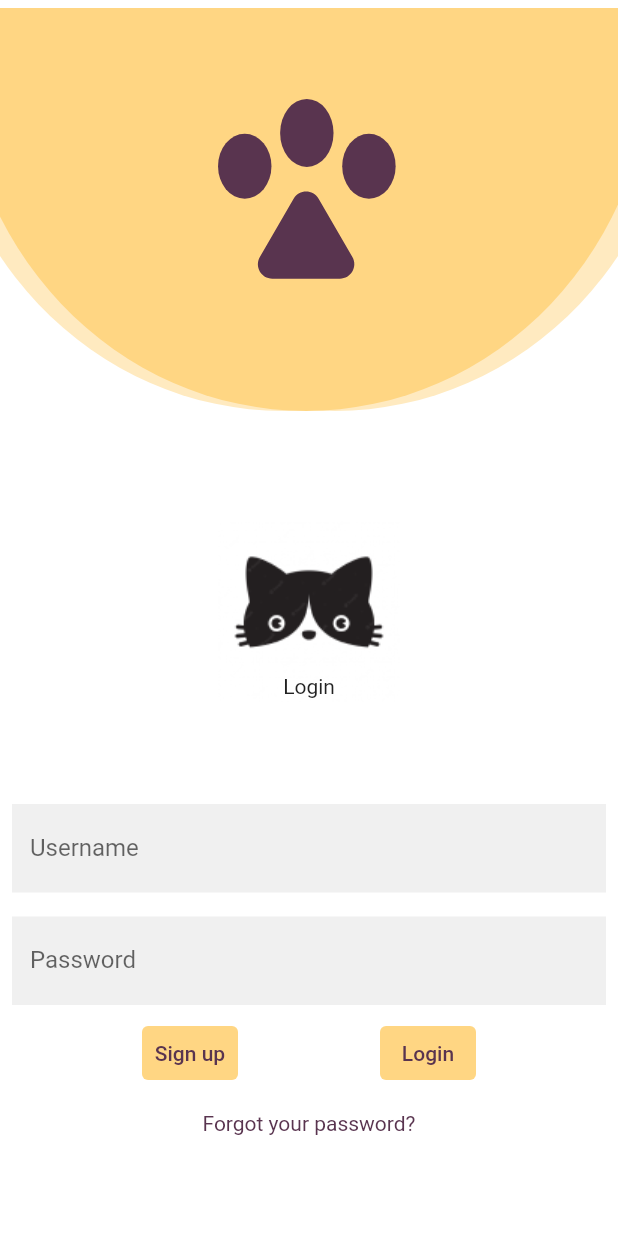
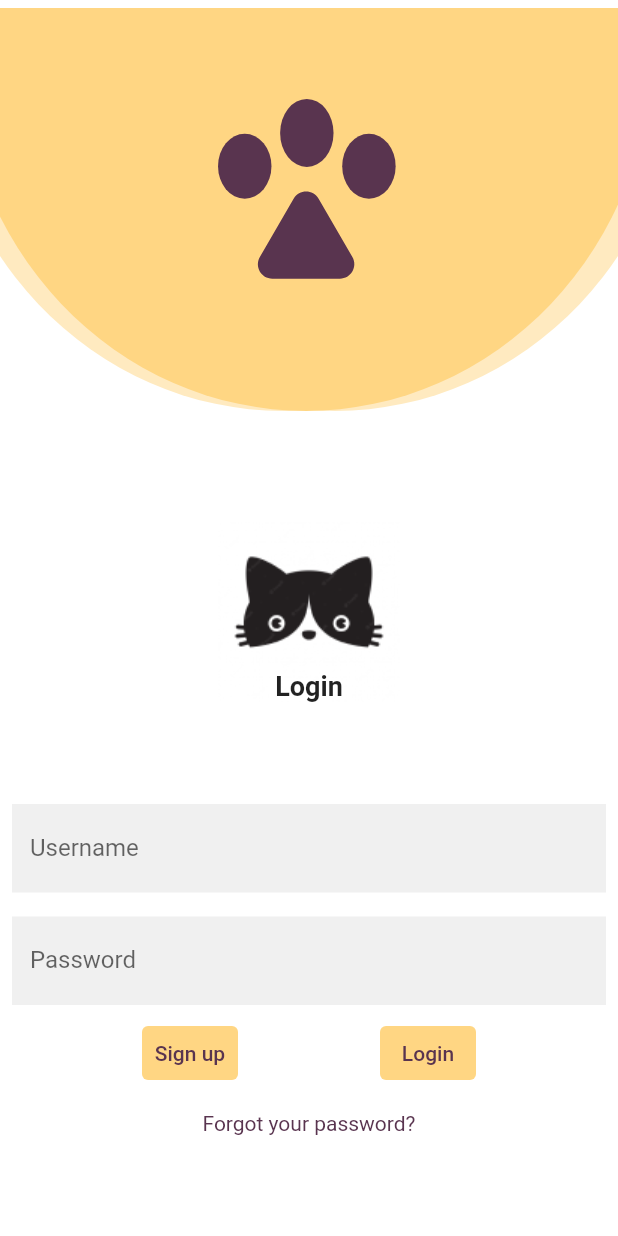
Before and after one commit to Waldalmullah/aaab, a Flutter app: the screen it shows after launch, on a phone screen of 412 x 824 dp. Run offline on Flutter 3.47's test engine with Material 2 defaults, Android fonts, the phone set to English and light mode, and no system bars; our stand-ins replace auto_route, bottom_navy_bar, cloud_firestore, firebase_auth, firebase_core, firebase_storage and 6 more; missing offline and left inert: open_mail_app; accounts and stored records are empty; project files that could hold a hidden picture were left out.

Commit message:
some changes

```diff
--- a/lib/ui/views/login/widgets/login_logo_widget.dart
+++ b/lib/ui/views/login/widgets/login_logo_widget.dart
@@ -12,7 +12,11 @@ class LoginLogoWidget extends StatelessWidget {
           Image.asset('assets/png/cat.png'),
           const Padding(
             padding: EdgeInsets.only(top: 100),
-            child: Text("Login", textAlign: TextAlign.center),
+            child: Text(
+              "Login",
+              style: TextStyle(fontSize: 18, fontWeight: FontWeight.bold),
+              textAlign: TextAlign.center,
+            ),
           )
         ],
       ),
--- a/lib/ui/views/profile/widgets/profile_top_card.dart
+++ b/lib/ui/views/profile/widgets/profile_top_card.dart
@@ -55,10 +55,10 @@ class ProfileTopCard extends StatelessWidget {
                         crossAxisAlignment: CrossAxisAlignment.start,
                         children: [
                           Text(
-                            model.user?.email ?? '-',
+                            model.user?.name ?? '-',
                             style: const TextStyle(
                               color: AppColors.maroni,
-                              fontSize: 16,
+                              fontSize: 20,
                               fontWeight: FontWeight.bold,
                             ),
                           ),
```
Also changed, not shown: lib/ui/views/home/home_view.dart (+5 -3 lines), lib/ui/views/login/login_view.dart (+8 -2 lines).
